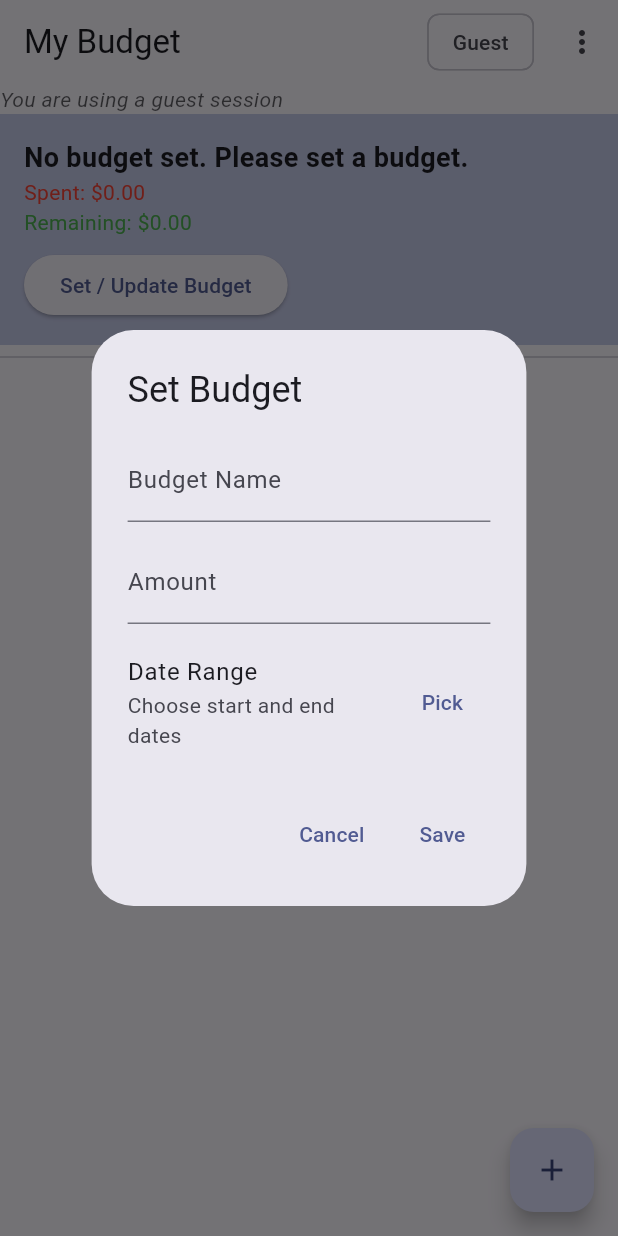
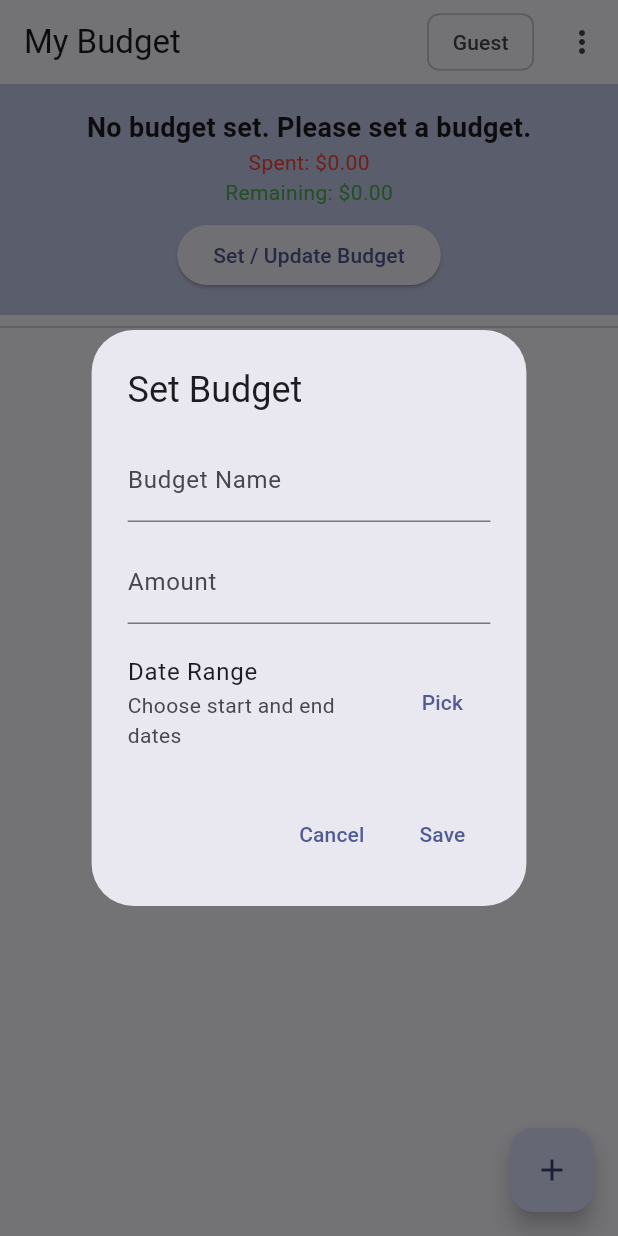
Before and after one commit to jshmartin/budgeting-app, a Flutter app: the screen it shows after launch, after a tap on "Set / Update Budget", on a phone screen of 412 x 824 dp. Run offline on Flutter 3.47's test engine with Material 3 defaults, Android fonts, the phone set to English and light mode, and no system bars; our stand-ins replace cloud_firestore, firebase_auth, firebase_core, hive, hive_flutter, shared_preferences; accounts and stored records are empty; network calls fail.

Commit message:
Centered everything and took out redundant marker for signed in user

```diff
--- a/budgeting_app/lib/screens/home_screen.dart
+++ b/budgeting_app/lib/screens/home_screen.dart
@@ -361,42 +361,20 @@ class _HomeScreenState extends State<HomeScreen> {
       ),
       body: Column(
         children: [
-          StreamBuilder<User?>(
-            stream: FirebaseAuth.instance.authStateChanges(),
-            builder: (context, snapshot) {
-              final user = snapshot.data;
-              final signedIn = (user != null && !user.isAnonymous);
-              return Align(
-                alignment: Alignment.centerLeft,
-                child: Text(
-                  signedIn
-                      ? 'Account: ${user?.email ?? 'Signed in'}'
-                      : 'You are using a guest session',
-                  style: TextStyle(
-                    fontStyle: FontStyle.italic,
-                    color: Theme.of(context)
-                        .colorScheme
-                        .onSurface
-                        .withOpacity(0.7),
-                  ),
-                ),
-              );
-            },
-          ),
-
           // Budget summary box
           Container(
             width: double.infinity,
             color: Colors.indigo.shade100,
             padding: const EdgeInsets.all(16),
             child: Column(
-              crossAxisAlignment: CrossAxisAlignment.start,
+              crossAxisAlignment: CrossAxisAlignment.center,
               children: [
                 // If budget is set, show details; otherwise prompt to set budget
                 if (_budgetModel != null)
                   Text(
                     '${_budgetModel!.title} : \$${_budgetModel!.amount.toStringAsFixed(2)}',
                     style: const TextStyle(
+                      color: Colors.indigo,
                         fontSize: 18, fontWeight: FontWeight.bold),
                   )
                 else
@@ -411,9 +389,16 @@ class _HomeScreenState extends State<HomeScreen> {
                 const SizedBox(height: 8),
                 // display date range in dd/mm/yyyy if budget is set
                 if (_budgetModel != null)
-                  Row(
+                  Column(
+                    mainAxisAlignment: MainAxisAlignment.center,
                     children: [
                       Chip(
+                        backgroundColor: Colors.indigo.shade200,
+                        labelStyle: const TextStyle(color: Colors.black,
+                            fontWeight: FontWeight.bold,
+                        fontSize: 16),
+                        avatar: const Icon(Icons.date_range, size: 20
+                        ),
                         label: Text(
                             '${_fmt(_budgetModel!.startDate)} → ${_fmt(_budgetModel!.endDate)}'),
                       ),
```
